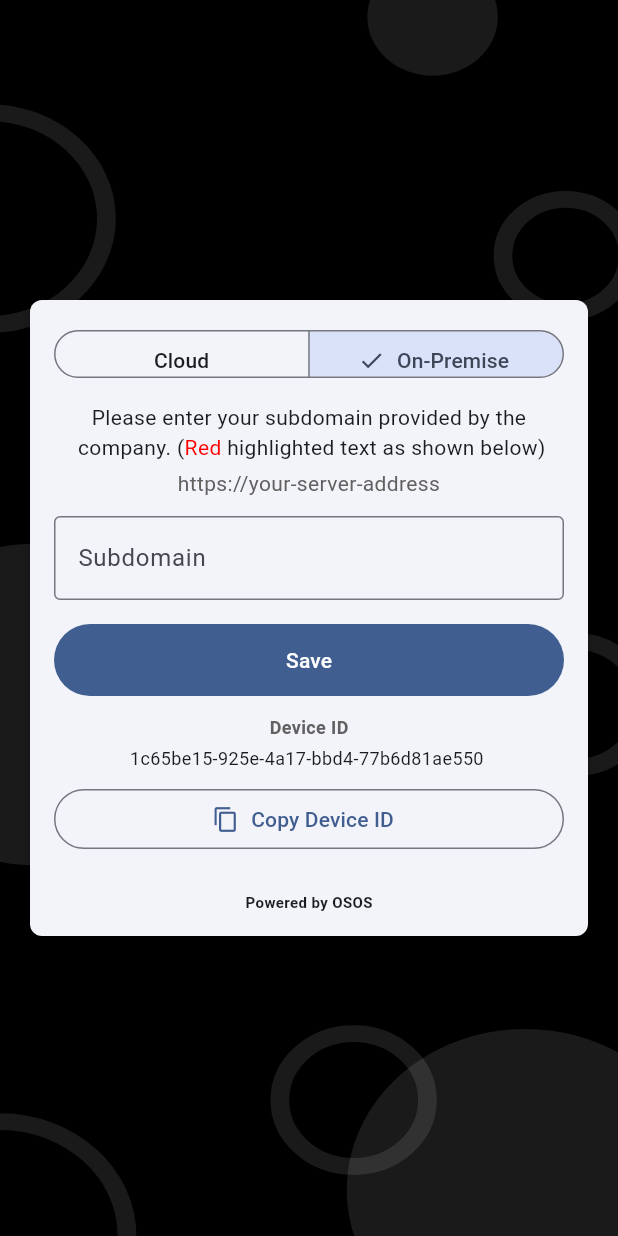
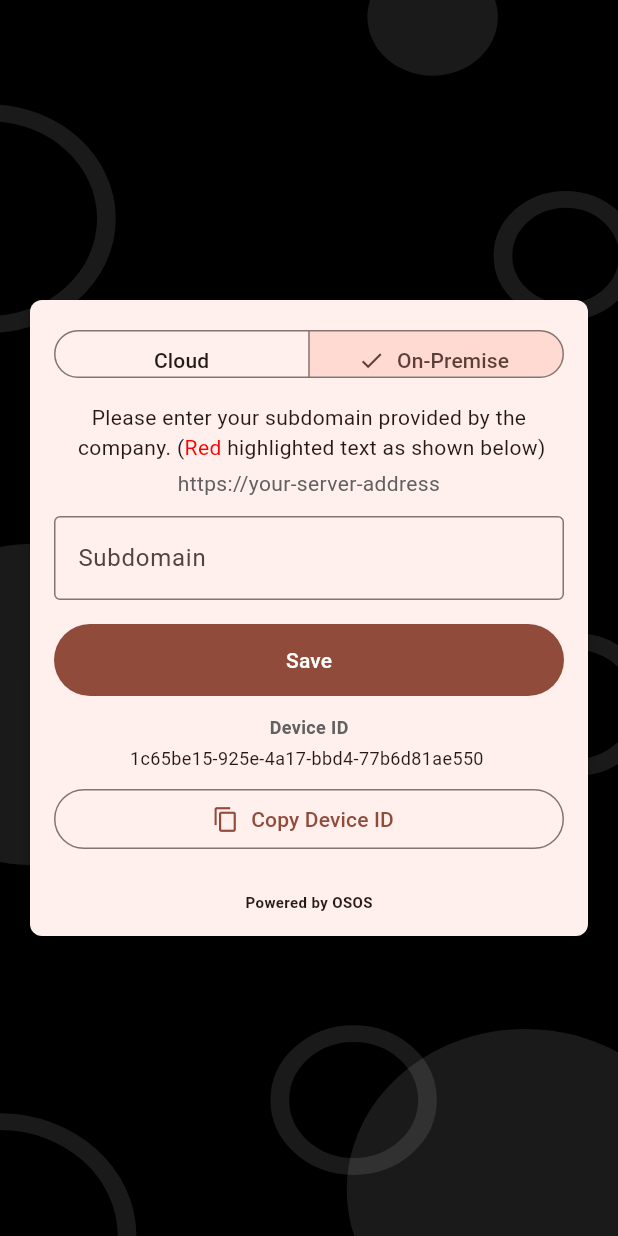
Before and after one commit to jdeepshan/gears_flutter, a Flutter app: the screen it shows after launch, after a tap on "On-Premise", on a phone screen of 412 x 824 dp. Run offline on Flutter 3.47's test engine with Material 3 defaults, Android fonts, the phone set to English and light mode, and no system bars; our stand-ins replace dio, file_picker, flutter_svg, go_router, image_picker, open_filex and 1 more; missing offline and left inert: msal_auth; accounts and stored records are empty; network calls fail.

Commit message:
Background color change to brown

```diff
--- a/lib/core/theme/app_theme.dart
+++ b/lib/core/theme/app_theme.dart
@@ -3,8 +3,7 @@ import 'package:flutter/material.dart';
 abstract final class AppTheme {
   static ThemeData get light {
     final colorScheme = ColorScheme.fromSeed(
-      seedColor: const Color(0xFF1565C0),
-      brightness: Brightness.light,
+      seedColor: const Color(0xFF4E342E),
     );
 
     return ThemeData(
@@ -19,12 +18,20 @@ abstract final class AppTheme {
         border: OutlineInputBorder(),
       ),
       navigationBarTheme: NavigationBarThemeData(
-        indicatorColor: colorScheme.primaryContainer,
+        backgroundColor: Colors.white,
+        surfaceTintColor: Colors.transparent,
+        indicatorColor: colorScheme.primary,
+        iconTheme: WidgetStateProperty.resolveWith((states) {
+          if (states.contains(WidgetState.selected)) {
+            return IconThemeData(color: colorScheme.onPrimary);
+          }
+          return IconThemeData(color: colorScheme.onSurfaceVariant);
+        }),
         labelTextStyle: WidgetStateProperty.resolveWith((states) {
           if (states.contains(WidgetState.selected)) {
             return TextStyle(color: colorScheme.primary, fontSize: 12);
           }
-          return const TextStyle(fontSize: 12);
+          return TextStyle(color: colorScheme.onSurfaceVariant, fontSize: 12);
         }),
       ),
     );
--- a/lib/features/profile/presentation/profile_tab_page.dart
+++ b/lib/features/profile/presentation/profile_tab_page.dart
@@ -261,9 +261,11 @@ class _ProfileHeader extends StatelessWidget {
               ),
             ),
           ),
-          Padding(
+          Positioned.fill(
+            child: Padding(
               padding: const EdgeInsets.fromLTRB(16, 16, 16, 48),
               child: Column(
+                crossAxisAlignment: CrossAxisAlignment.center,
                 children: [
                   CircleAvatar(
                     radius: 33.5,
@@ -307,6 +309,7 @@ class _ProfileHeader extends StatelessWidget {
                     ),
                   ),
                 ],
+              ),
             ),
           ),
         ],
--- a/lib/features/splash/presentation/splash_page.dart
+++ b/lib/features/splash/presentation/splash_page.dart
@@ -32,21 +32,12 @@ class _SplashPageState extends State<SplashPage> {
 
   @override
   Widget build(BuildContext context) {
-    final theme = Theme.of(context);
+    final colorScheme = Theme.of(context).colorScheme;
 
     return Scaffold(
-      body: Container(
-        width: double.infinity,
-        height: double.infinity,
-        decoration: const BoxDecoration(
-          image: DecorationImage(
-            image: AssetImage('assets/images/splash_background.SVG'),
-            fit:  BoxFit.fill,
-          ),
-        ),
-        child: Stack(
+      backgroundColor: colorScheme.primary,
+      body: Stack(
         children: [
-            /// Center Logo
           Center(
             child: Padding(
               padding: const EdgeInsets.only(
@@ -55,12 +46,11 @@ class _SplashPageState extends State<SplashPage> {
               ),
               child: Image.asset(
                 'assets/images/osos_splash_logo.png',
+                color: colorScheme.onPrimary,
                 fit: BoxFit.contain,
               ),
             ),
           ),
-
-            /// Bottom Text
           Positioned(
             bottom: 8,
             left: 0,
@@ -68,33 +58,15 @@ class _SplashPageState extends State<SplashPage> {
             child: Center(
               child: Text(
                 'Powered by OSOS',
-                  style: const TextStyle(
+                style: TextStyle(
                   fontSize: 10,
                   fontWeight: FontWeight.bold,
-                    color: Colors.black,
+                  color: colorScheme.onPrimary,
                 ),
               ),
             ),
           ),
-
-            /// Optional Powered By Image
-            /*
-            Positioned(
-              bottom: 8,
-              left: 0,
-              right: 0,
-              child: Padding(
-                padding: const EdgeInsets.symmetric(horizontal: 16),
-                child: Image.asset(
-                  'assets/images/powered_by_gears.png',
-                  height: 12,
-                  fit: BoxFit.contain,
-                ),
-              ),
-            ),
-            */
         ],
-        ),
       ),
     );
   }
```
Also changed, not shown: lib/features/shell/presentation/home_shell_page.dart (+0 -13 lines), 3 other files. Lines whose indentation alone changed are shown as unchanged.
